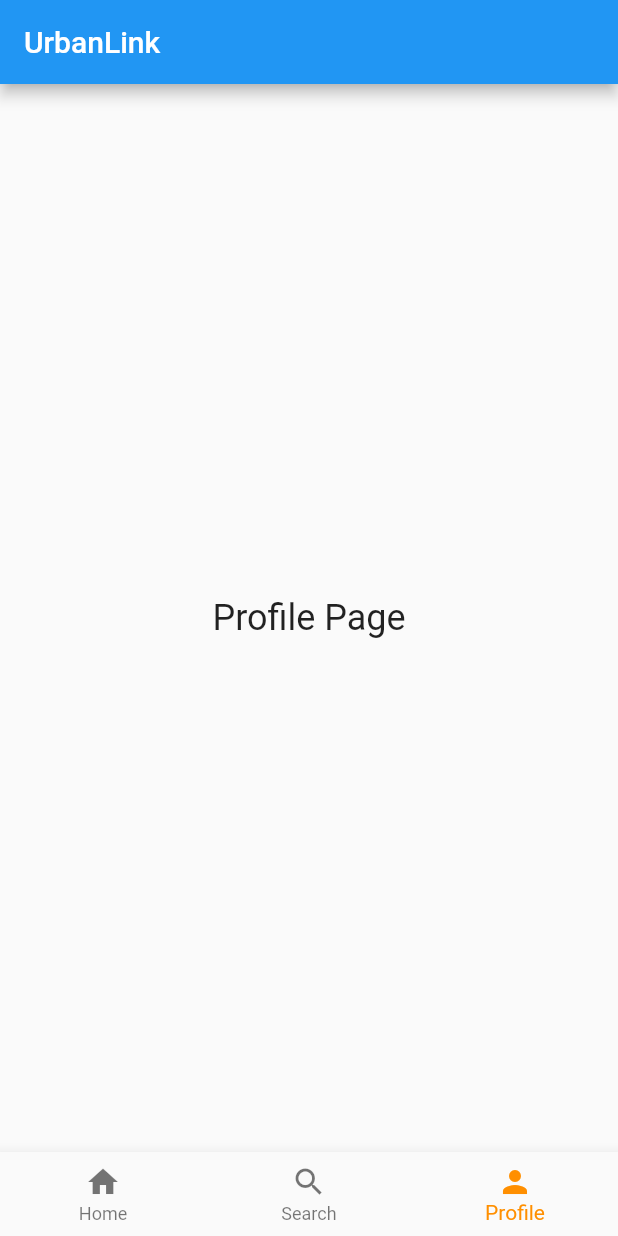
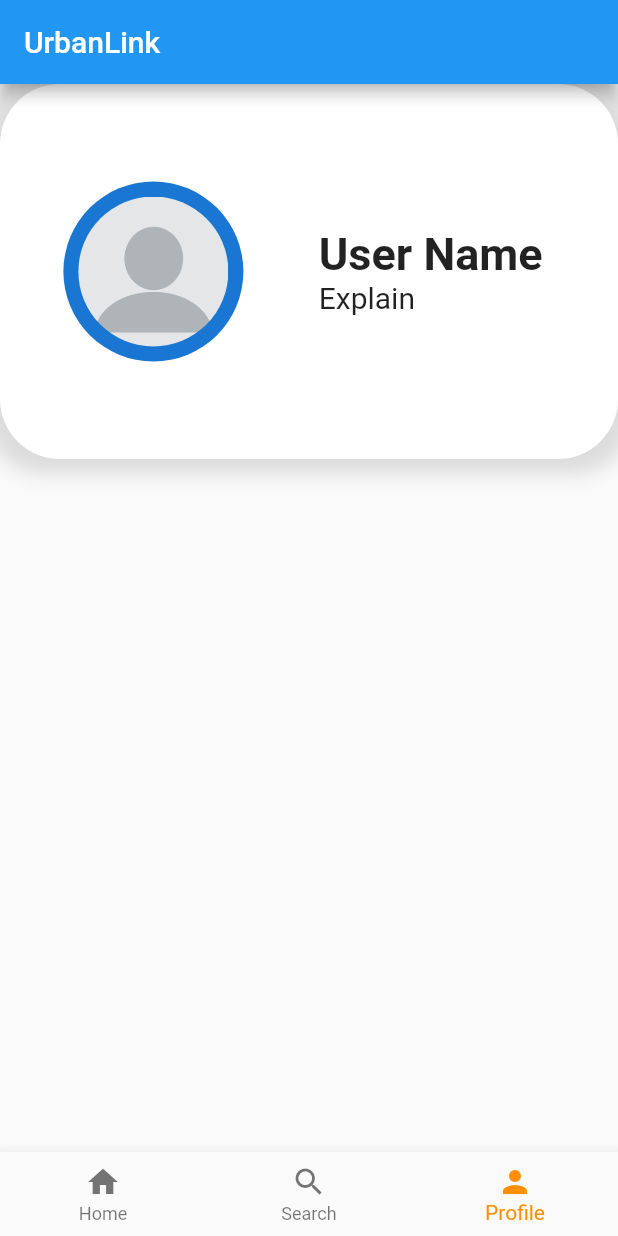
Before and after one commit to HongikB612/UrbanLink, a Flutter app: the screen it shows after launch, item 3 of the bottom bar chosen, on a phone screen of 412 x 824 dp. Run offline on Flutter 3.47's test engine with Material 2 defaults, Android fonts, the phone set to English and light mode, and no system bars.

Commit message:
Add profile account view

```diff
--- a/lib/pages/profilepage.dart
+++ b/lib/pages/profilepage.dart
@@ -8,12 +8,64 @@ class ProfilePage extends StatefulWidget {
 }
 
 class _ProfilePageState extends State<ProfilePage> {
+  static const double _profileHeight = 250;
+  static const double _profileRound = 40;
+
   @override
   Widget build(BuildContext context) {
-    return const Center(
-        child: Text(
-      'Profile Page',
-      style: TextStyle(fontSize: 24),
-    ));
+    const textProfileUserStyle =
+        TextStyle(fontSize: 30, fontWeight: FontWeight.bold);
+    return ListView(
+      children: <Widget>[
+        Container(
+            height: _profileHeight,
+            decoration: const BoxDecoration(
+              color: Colors.white,
+              boxShadow: [
+                BoxShadow(
+                  color: Colors.black12,
+                  blurRadius: 10,
+                  spreadRadius: 10,
+                ),
+              ],
+              borderRadius: BorderRadius.only(
+                topLeft: Radius.circular(_profileRound),
+                topRight: Radius.circular(_profileRound),
+                bottomLeft: Radius.circular(_profileRound),
+                bottomRight: Radius.circular(_profileRound),
+              ),
+            ),
+            child: Column(
+              crossAxisAlignment: CrossAxisAlignment.start,
+              mainAxisAlignment: MainAxisAlignment.center,
+              children: <Widget>[
+                Row(
+                  mainAxisAlignment: MainAxisAlignment.spaceEvenly,
+                  children: [
+                    const CircleAvatar(
+                      minRadius: 60.0,
+                      child: CircleAvatar(
+                        radius: 50.0,
+                        backgroundImage:
+                            AssetImage('assets/images/profileImage.jpeg'),
+                      ),
+                    ),
+                    Padding(
+                      padding: const EdgeInsets.all(8.0),
+                      child: Column(
+                        crossAxisAlignment: CrossAxisAlignment.start,
+                        mainAxisAlignment: MainAxisAlignment.spaceEvenly,
+                        children: const [
+                          Text('User Name', style: textProfileUserStyle),
+                          Text('Explain', style: TextStyle(fontSize: 20)),
+                        ],
+                      ),
+                    ),
+                  ],
+                )
+              ],
+            ))
+      ],
+    );
   }
 }
--- a/pubspec.yaml
+++ b/pubspec.yaml
@@ -61,6 +61,7 @@ flutter:
   # To add assets to your application, add an assets section, like this:
   assets:
     - 'assets/images/GoogleMapTA.jpeg'
+    - 'assets/images/profileImage.jpeg'
 
   # An image asset can refer to one or more resolution-specific "variants", see
   # https://flutter.dev/assets-and-images/#resolution-aware
```
Also changed, not shown: assets/images/profileImage.jpeg (added).
